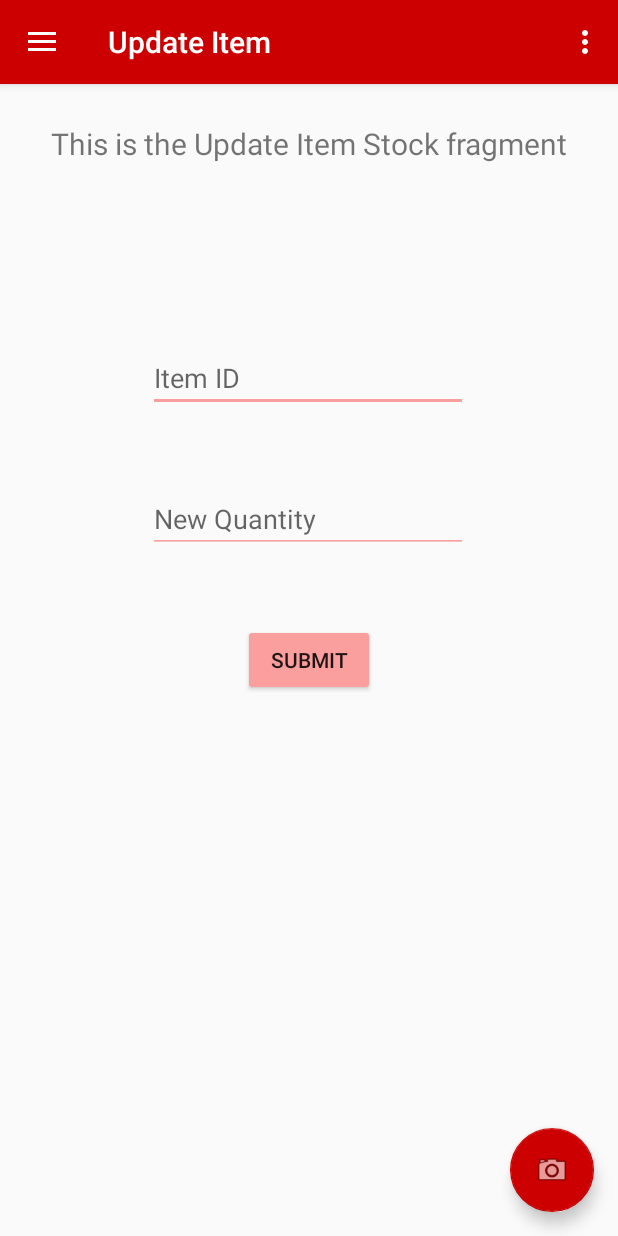
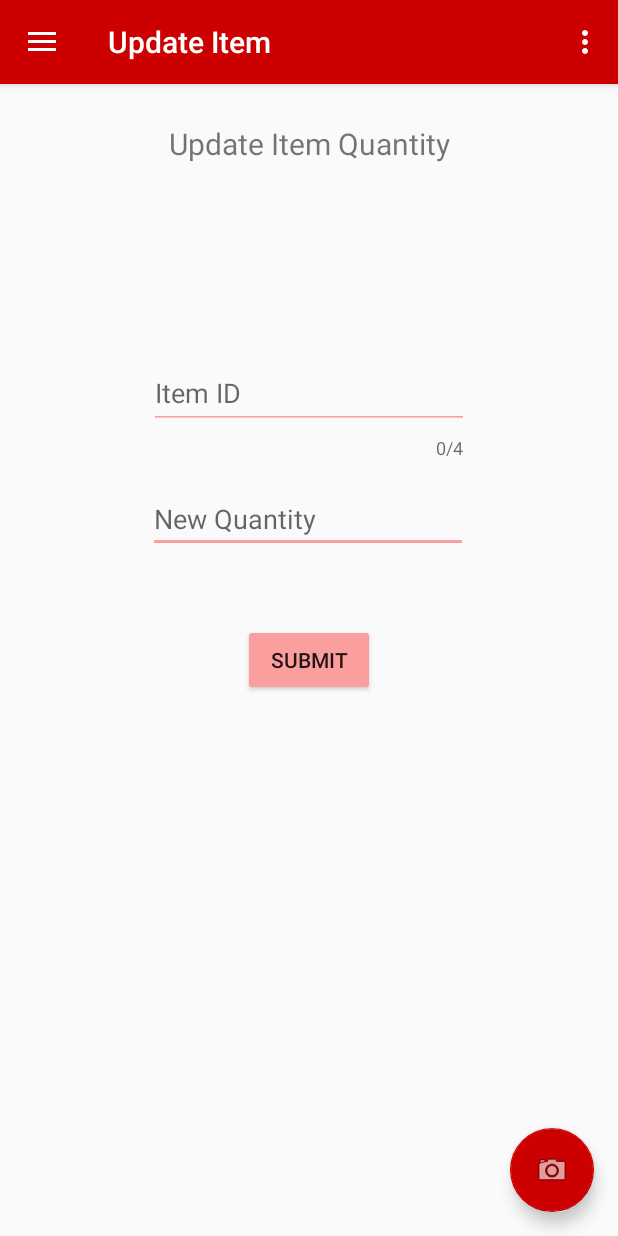
Before and after one commit to CaptainGreatOne/Invetory-Application, an Android app: the screen it shows after launch (MainActivity), in the side drawer, after a tap on "Update Item", on a phone screen of 412 x 824 dp. Run offline under Robolectric (Android 15) with nearby library versions, the phone set to English and light mode, and no system bars; our stand-ins replace navigation-ui.

Commit message:
added code tolimit length of ID user can input on the UpdateItem fragment
Gave the item ID input on the updateFragment a visual counter, then added code to that allows the app to reject inouts unless they are exactly 4 numerical characters long.
Also, all of the titles in the different ViewModel.java files has been changed from "this is the ___ fragment", to a more fitting title.

```diff
--- a/app/src/main/java/com/example/menutest/ui/addItem/addItemFragment.java
+++ b/app/src/main/java/com/example/menutest/ui/addItem/addItemFragment.java
@@ -49,8 +49,8 @@ public class addItemFragment extends Fragment implements View.OnClickListener {
            @Override
            public void onClick(View v){
 
-                int x = 0;
-                boolean success = false;
+               int x = 0;
+               boolean success = false;
                int idLength = String.valueOf(Integer.parseInt(id.getText().toString())).length();
                int barcodeLength = barcode.getText().toString().length();
                ItemModel itemModel;
--- a/app/src/main/java/com/example/menutest/ui/addItem/addItemViewModel.java
+++ b/app/src/main/java/com/example/menutest/ui/addItem/addItemViewModel.java
@@ -11,7 +11,7 @@ public class addItemViewModel extends ViewModel {
 
     public addItemViewModel() {
         mText = new MutableLiveData<>();
-        mText.setValue("This is the Add Item fragment");
+        mText.setValue("Add Item");
 
     }
 
--- a/app/src/main/java/com/example/menutest/ui/itemLookup/itemLookupViewModel.java
+++ b/app/src/main/java/com/example/menutest/ui/itemLookup/itemLookupViewModel.java
@@ -10,7 +10,7 @@ public class itemLookupViewModel extends ViewModel{
 
     public itemLookupViewModel() {
         mText = new MutableLiveData<>();
-        mText.setValue("This is the Item Lookup fragment");
+        mText.setValue("Item Lookup");
     }
 
     public LiveData<String> getText() {
--- a/app/src/main/java/com/example/menutest/ui/itemUpdate/itemUpdateViewModel.java
+++ b/app/src/main/java/com/example/menutest/ui/itemUpdate/itemUpdateViewModel.java
@@ -10,7 +10,7 @@ public class itemUpdateViewModel extends ViewModel{
 
     public itemUpdateViewModel() {
         mText = new MutableLiveData<>();
-        mText.setValue("This is the Update Item Stock fragment");
+        mText.setValue("Update Item Quantity");
     }
 
     public LiveData<String> getText() {
--- a/app/src/main/java/com/example/menutest/ui/listAll/listAllViewModel.java
+++ b/app/src/main/java/com/example/menutest/ui/listAll/listAllViewModel.java
@@ -9,7 +9,7 @@ public class listAllViewModel extends ViewModel{
 
     public listAllViewModel() {
         mText = new MutableLiveData<>();
-        mText.setValue("This is the List All Items fragment");
+        mText.setValue("List 'O Items");
     }
 
     public LiveData<String> getText() {
--- a/app/src/main/java/com/example/menutest/ui/removeItem/removeItemViewModel.java
+++ b/app/src/main/java/com/example/menutest/ui/removeItem/removeItemViewModel.java
@@ -9,7 +9,7 @@ public class removeItemViewModel extends ViewModel{
 
     public removeItemViewModel() {
         mText = new MutableLiveData<>();
-        mText.setValue("This is the Remove Item fragment");
+        mText.setValue("Remove Item");
     }
 
     public LiveData<String> getText() {
--- a/app/src/main/res/layout/fragment_update.xml
+++ b/app/src/main/res/layout/fragment_update.xml
@@ -34,21 +34,6 @@ tools:context=".ui.itemUpdate.itemUpdateFragment">
         app:layout_constraintTop_toTopOf="parent" />
 
     <EditText
-        android:id="@+id/text_update_id"
-        android:layout_width="wrap_content"
-        android:layout_height="wrap_content"
-        android:backgroundTint="#FA9E9E"
-        android:ems="10"
-        android:hint="@string/text_id"
-        android:inputType="number"
-        app:layout_constraintBottom_toBottomOf="parent"
-        app:layout_constraintEnd_toEndOf="parent"
-        app:layout_constraintHorizontal_bias="0.497"
-        app:layout_constraintStart_toStartOf="parent"
-        app:layout_constraintTop_toTopOf="parent"
-        app:layout_constraintVertical_bias="0.24" />
-
-    <EditText
         android:id="@+id/text_quant_update"
         android:layout_width="wrap_content"
         android:layout_height="wrap_content"
@@ -63,4 +48,27 @@ tools:context=".ui.itemUpdate.itemUpdateFragment">
         app:layout_constraintTop_toTopOf="parent"
         app:layout_constraintVertical_bias="0.37" />
 
+    <com.google.android.material.textfield.TextInputLayout
+        android:layout_width="213dp"
+        android:layout_height="85dp"
+        app:counterEnabled="true"
+        app:counterMaxLength="4"
+        app:layout_constraintBottom_toBottomOf="parent"
+        app:layout_constraintEnd_toEndOf="parent"
+        app:layout_constraintStart_toStartOf="parent"
+        app:layout_constraintTop_toTopOf="parent"
+        app:layout_constraintVertical_bias="0.255">
+
+        <EditText
+            android:id="@+id/text_update_id"
+            android:layout_width="wrap_content"
+            android:layout_height="wrap_content"
+            android:layout_gravity="center"
+            android:backgroundTint="#FA9E9E"
+            android:ems="10"
+            android:hint="@string/text_id"
+            android:inputType="number"
+            android:maxLength="4"/>
+    </com.google.android.material.textfield.TextInputLayout>
+
 </androidx.constraintlayout.widget.ConstraintLayout>
```
Also changed, not shown: app/src/main/java/com/example/menutest/DatabaseHelper.java (+23 -11 lines), app/src/main/java/com/example/menutest/ui/itemUpdate/itemUpdateFragment.java (+9 -4 lines).
